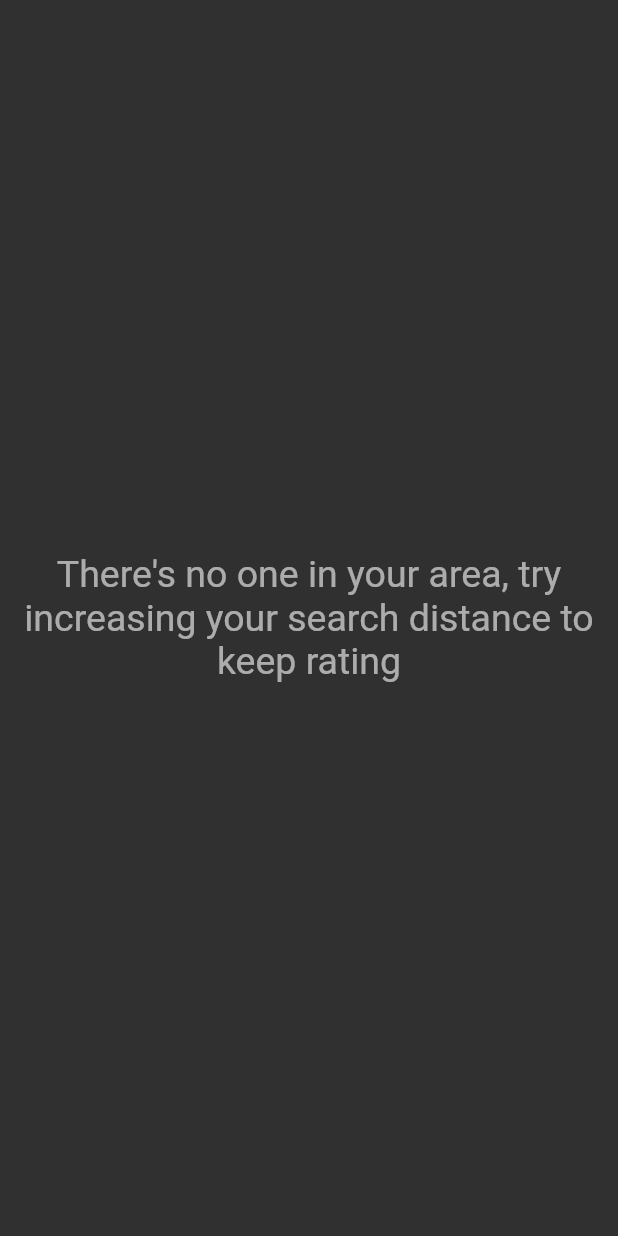
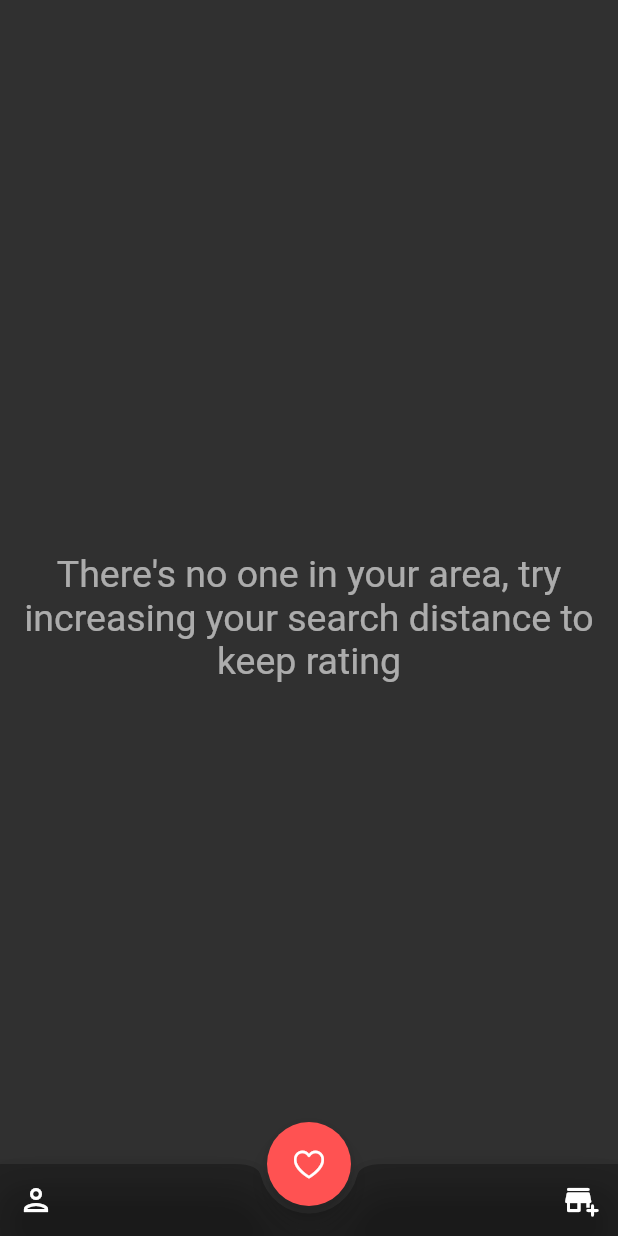
Before and after one commit to maym5/tryst_dating, a Flutter app: the HomePage screen opened by its route, on a phone screen of 412 x 824 dp. Run offline on Flutter 3.47's test engine with Material 2 defaults, Android fonts, the phone set to English and light mode, and no system bars; our stand-ins replace cloud_firestore, dio, expandable_text, firebase_auth, firebase_core, firebase_storage and 4 more; missing offline and left inert: reorderable_grid, simple_ripple_animation; accounts and stored records are empty.

Commit message:
added a bottom nav bar to home_page.dart

```diff
--- a/lib/constants.dart
+++ b/lib/constants.dart
@@ -115,7 +115,7 @@ const kBioPadding = EdgeInsets.fromLTRB(10, 0, 0, 0);
 
 const kPopUpColor = Color(0xFF0A0E21);
 
-const kUserInfoAlignment = Alignment(-0.9, 0.78);
+const kUserInfoAlignment = Alignment(-0.9, 0.65);
 
 const kDarkTransparent = Color(0x44000000);
 
--- a/lib/pages/home_page.dart
+++ b/lib/pages/home_page.dart
@@ -1,28 +1,97 @@
+import 'package:flutter/cupertino.dart';
 import 'package:flutter/material.dart';
+import 'package:rendezvous_beta_v3/constants.dart';
 import 'package:rendezvous_beta_v3/pages/discover_page.dart';
 import 'package:rendezvous_beta_v3/pages/match_page.dart';
 import 'package:rendezvous_beta_v3/pages/user_edit_page.dart';
+import 'package:rendezvous_beta_v3/widgets/page_background.dart';
 
-class HomePage extends StatelessWidget {
+class HomePage extends StatefulWidget {
   static const id = "home_page";
   const HomePage({Key? key, this.initialPage = 1}) : super(key: key);
   final int initialPage;
 
-  PageController get _controller => PageController(initialPage: initialPage);
+  @override
+  State<HomePage> createState() => _HomePageState();
+}
 
-  void _userEditButtonPress() {
-    _controller.animateToPage(1, duration: const Duration(milliseconds: 200), curve: Curves.easeInSine);
+class _HomePageState extends State<HomePage> with TickerProviderStateMixin {
+  late final PageController _controller;
+  late int _currentPage;
+
+  Widget get _floatingActionButton => FloatingActionButton(
+        onPressed: () {
+          _navigateTo(1);
+        },
+        child: const Icon(CupertinoIcons.heart),
+        foregroundColor: Colors.white,
+        backgroundColor: Colors.redAccent,
+      );
+
+  Widget get _bottomAppBar => BottomAppBar(
+        color: kDarkTransparent,
+        shape: const CircularNotchedRectangle(),
+        notchMargin: 5.0,
+        child: Row(
+          mainAxisAlignment: MainAxisAlignment.spaceBetween,
+          children: <Widget>[
+            IconButton(
+                onPressed: () {
+                  _navigateTo(0);
+                },
+                icon: const Icon(Icons.person_outlined),
+                color: _currentPage == 0 ? Colors.redAccent : Colors.white),
+            IconButton(
+                onPressed: () {
+                  _navigateTo(2);
+                },
+                icon: const Icon(Icons.add_business_rounded),
+                color: _currentPage == 2 ? Colors.redAccent : Colors.white)
+          ],
+        ),
+      );
+
+  void _navigateTo(int page) {
+    if (_controller.hasClients) {
+      _controller.animateToPage(page,
+          duration: const Duration(milliseconds: 200),
+          curve: Curves.easeInSine);
+      setState(() => _currentPage = page);
+    }
+  }
+
+  @override
+  void initState() {
+    _controller = PageController(initialPage: widget.initialPage);
+    _currentPage = widget.initialPage;
+    super.initState();
+  }
+
+  @override
+  void dispose() {
+    _controller.dispose();
+    super.dispose();
   }
 
   @override
   Widget build(BuildContext context) {
-    return PageView(
-      controller: _controller,
-      children: <Widget>[
-        UserEditPage(onHomePageButtonPress: _userEditButtonPress),
-        const DiscoverPage(),
-        const MatchPage(),
-      ],
+    return PageBackground(
+      extendBodyBehindAppBar: true,
+      floatingActionButton: _floatingActionButton,
+      floatingActionButtonLocation: FloatingActionButtonLocation.centerDocked,
+      bottomAppBar: _bottomAppBar,
+      body: PageView(
+        controller: _controller,
+        children: <Widget>[
+          UserEditPage(
+            onHomePageButtonPress: () {
+              _navigateTo(1);
+            },
+          ),
+          const DiscoverPage(),
+          const MatchPage(),
+        ],
+      ),
     );
   }
 }
--- a/lib/widgets/page_background.dart
+++ b/lib/widgets/page_background.dart
@@ -1,10 +1,13 @@
 import 'package:flutter/material.dart';
 
 class PageBackground extends StatelessWidget {
-  const PageBackground({Key? key, this.appBar, this.bottomAppBar, required this.body}) : super(key: key);
+  const PageBackground({Key? key, this.appBar, this.bottomAppBar, required this.body, this.floatingActionButton, this.floatingActionButtonLocation, this.extendBodyBehindAppBar = false}) : super(key: key);
   final PreferredSizeWidget? appBar;
   final Widget? bottomAppBar;
   final Widget body;
+  final Widget? floatingActionButton;
+  final FloatingActionButtonLocation? floatingActionButtonLocation;
+  final bool extendBodyBehindAppBar;
 
 
   @override
@@ -32,8 +35,11 @@ class PageBackground extends StatelessWidget {
             return false;
           },
           child: Scaffold(
+            extendBody: extendBodyBehindAppBar,
             appBar: appBar,
             bottomNavigationBar: bottomAppBar,
+            floatingActionButton: floatingActionButton,
+            floatingActionButtonLocation: floatingActionButtonLocation,
             body: body
           ),
         ),
```
